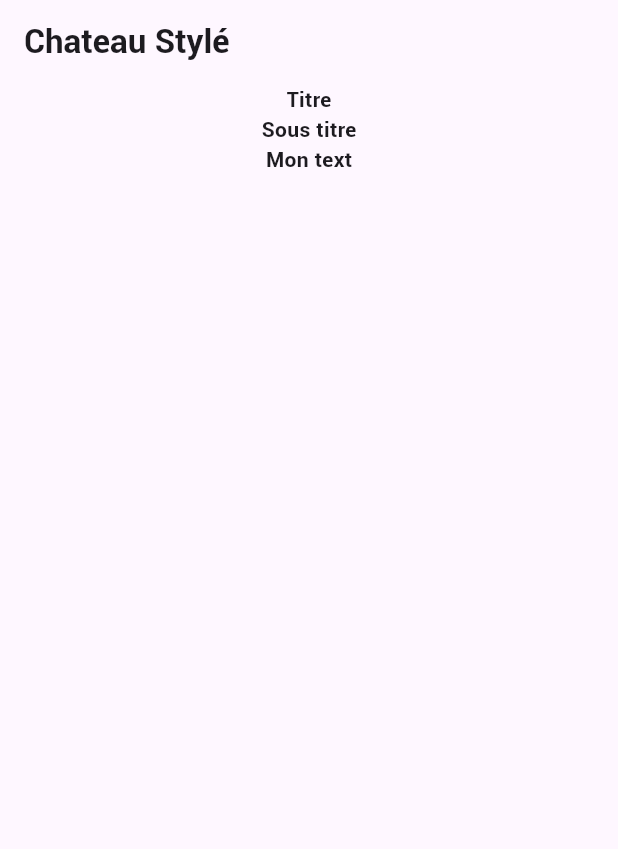
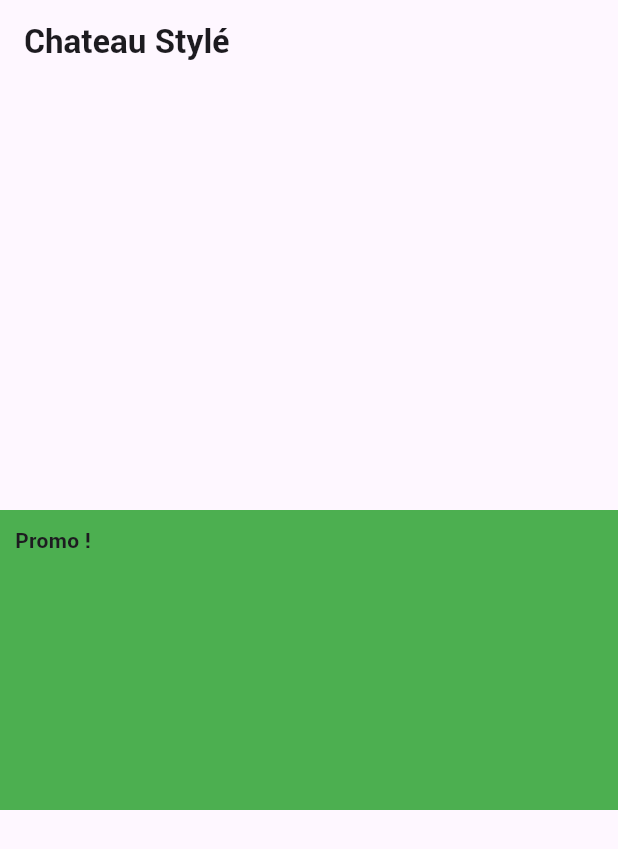
Before and after one commit to Joshered/SalonDev, a Flutter app: the screen it shows after launch, on a phone screen of 412 x 824 dp. Shown: the top 849 px of the screen. Run offline on Flutter 3.47's test engine with Material 3 defaults, Android fonts, the phone set to English and light mode, and no system bars.

Commit message:
jour9: strack

```diff
--- a/lib/pages/lego_chateau.dart
+++ b/lib/pages/lego_chateau.dart
@@ -15,11 +15,20 @@ class ChateauLego extends StatelessWidget {
         //     Text('4000 FC')
         //   ],
         // ),
-        child: Column(
+        // child: Column(
+        //   children: [
+        //     Text('Titre'),
+        //     Text('Sous titre'),
+        //     Text('Mon text')
+        //   ],
+        // ),
+        child: Stack(
           children: [
-            Text('Titre'),
-            Text('Sous titre'),
-            Text('Mon text')
+            Container(height: 200, color: Colors.green),
+            Positioned(
+              top: 10, left: 10,
+                child: Text('Promo !')
+            )
           ],
         ),
 
```
